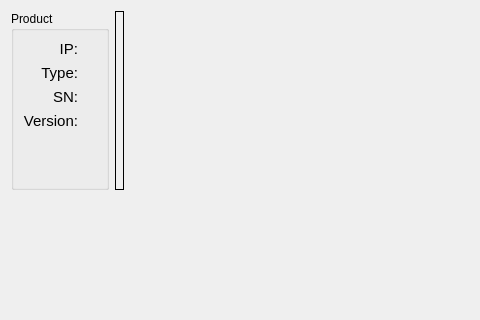
Before: the Qt Designer form source/wnd/h2product.ui in ww4u/mct-t4, drawn with Qt 5; both pictures show x 0 to 480 and y 0 to 320 of the 804 by 445 pixel window.
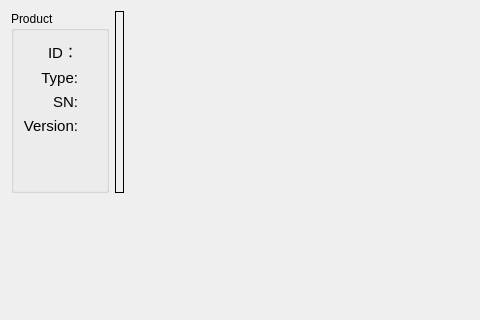
After: the same form once the commit is applied. Icons and pictures are not drawn.

```diff
--- a/source/wnd/h2product.ui
+++ b/source/wnd/h2product.ui
@@ -109,7 +109,7 @@
          </font>
         </property>
         <property name="text">
-         <string>IP:</string>
+         <string>ID：</string>
         </property>
         <property name="alignment">
          <set>Qt::AlignRight|Qt::AlignTrailing|Qt::AlignVCenter</set>
```
Left out of the diff: 2 changed lines with no effect on the pictures.
